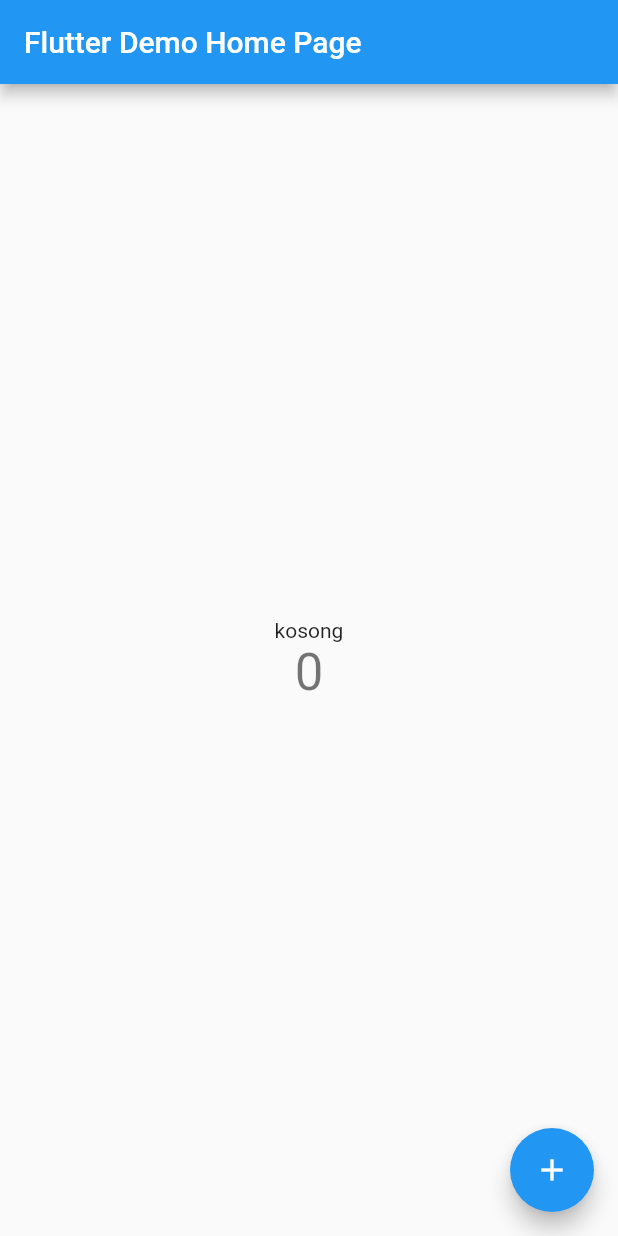
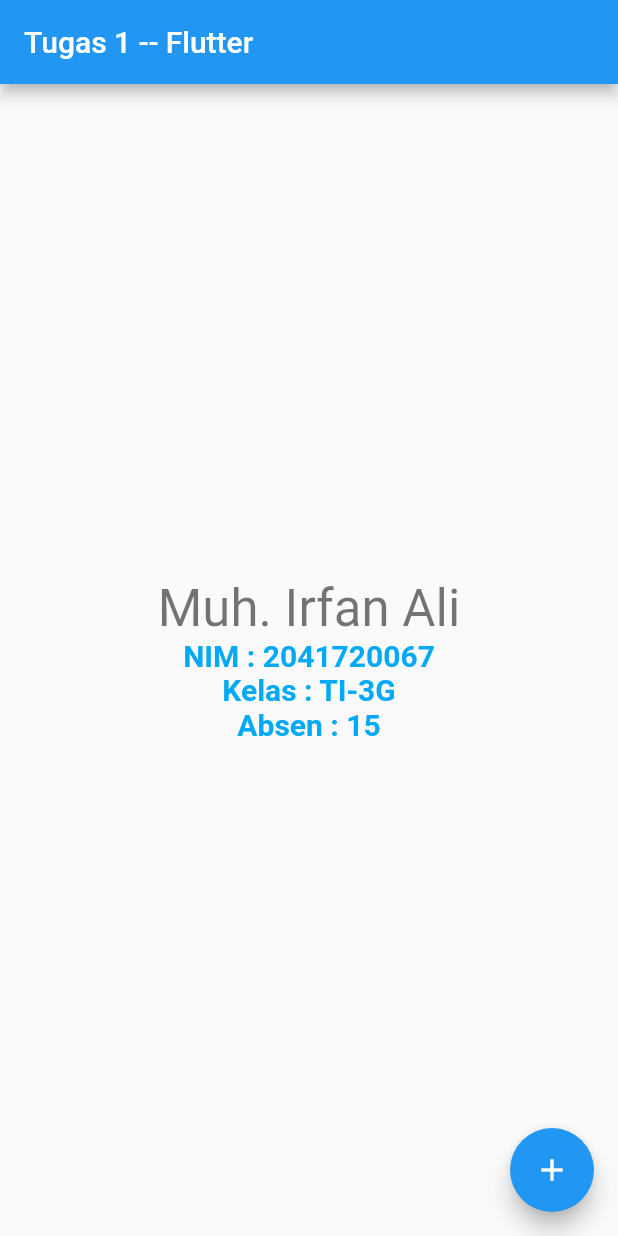
Before and after one commit to IrfanAliGit77/flutter_tugas_1, a Flutter app: the screen it shows after launch, on a phone screen of 412 x 824 dp. Run offline on Flutter 3.47's test engine with Material 2 defaults, Android fonts, the phone set to English and light mode, and no system bars.

Commit message:
Add name + nim

```diff
--- a/lib/main.dart
+++ b/lib/main.dart
@@ -11,7 +11,7 @@ class MyApp extends StatelessWidget {
   @override
   Widget build(BuildContext context) {
     return MaterialApp(
-      title: 'Flutter Demo',
+      title: 'Tugas 1 -- Flutter',
       theme: ThemeData(
         // This is the theme of your application.
         //
@@ -24,7 +24,7 @@ class MyApp extends StatelessWidget {
         // is not restarted.
         primarySwatch: Colors.blue,
       ),
-      home: const MyHomePage(title: 'Flutter Demo Home Page'),
+      home: const MyHomePage(title: 'Tugas 1 -- Flutter'),
     );
   }
 }
@@ -95,12 +95,27 @@ class _MyHomePageState extends State<MyHomePage> {
           // horizontal).
           mainAxisAlignment: MainAxisAlignment.center,
           children: <Widget>[
+            Text(
+              'Muh. Irfan Ali',
+              style: Theme.of(context).textTheme.headline4,
+            ),
             const Text(
-              'kosong',
+              'NIM : 2041720067',
+              style: TextStyle (color : Colors.lightBlue,
+              fontWeight : FontWeight.bold,
+              fontSize: 20),
             ),
-            Text(
-              '$_counter',
-              style: Theme.of(context).textTheme.headline4,
+            const Text(
+              'Kelas : TI-3G',
+              style: TextStyle (color : Colors.lightBlue,
+              fontWeight : FontWeight.bold,
+              fontSize: 20),
+            ),
+            const Text(
+              'Absen : 15',
+              style: TextStyle (color : Colors.lightBlue,
+              fontWeight : FontWeight.bold,
+              fontSize: 20),
             ),
           ],
         ),
```
